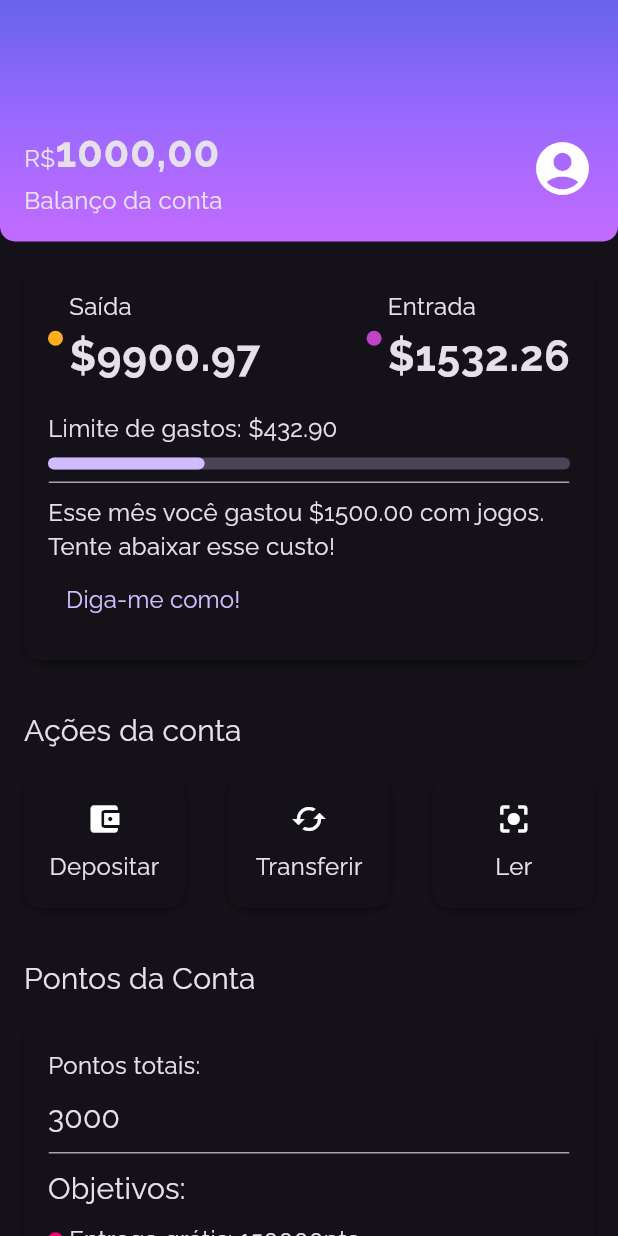
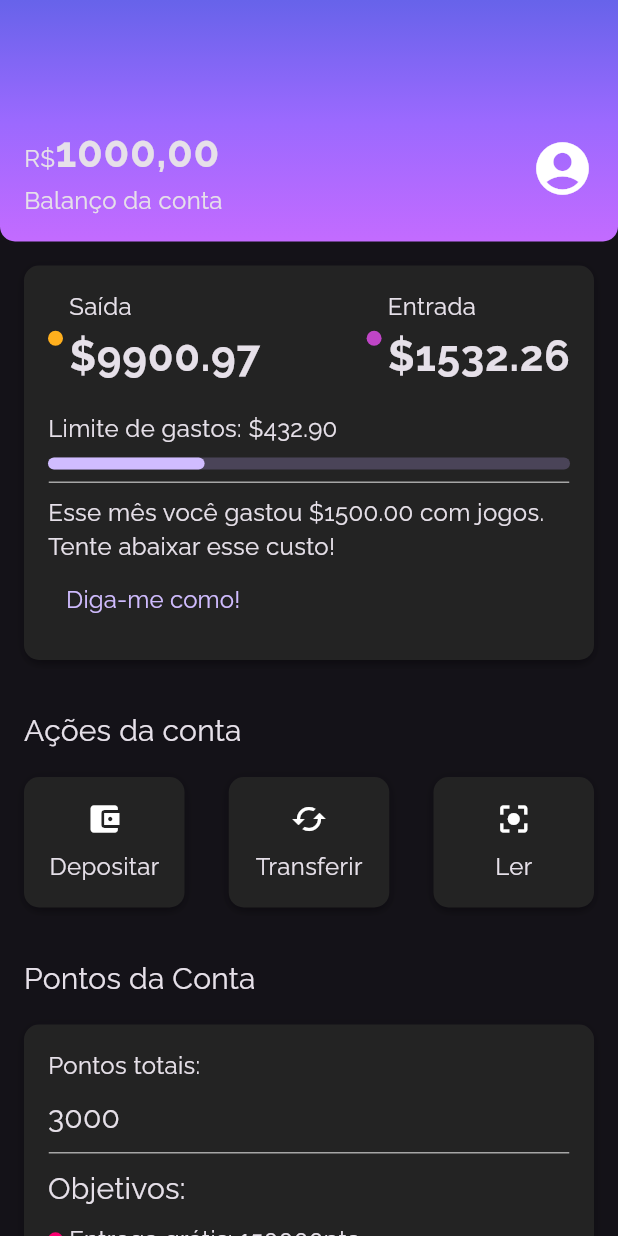
Before and after one commit to SamuelVitorCarvalho/alubank, a Flutter app: the screen it shows after launch, on a phone screen of 412 x 824 dp. Run offline on Flutter 3.47's test engine with Material 3 defaults, Android fonts, the phone set to English and light mode, and no system bars.

Commit message:
Mudança de cores do card

```diff
--- a/lib/themes/my_theme.dart
+++ b/lib/themes/my_theme.dart
@@ -4,6 +4,7 @@ import 'package:flutter/material.dart';
 ThemeData MyTheme = ThemeData(
   primarySwatch: ThemeColors.primaryColor,
   primaryColor: ThemeColors.primaryColor,
+  cardColor: ThemeColors.card,
   brightness: Brightness.dark,
   fontFamily: 'Raleway',
   textTheme: const TextTheme(
--- a/lib/themes/theme_colors.dart
+++ b/lib/themes/theme_colors.dart
@@ -2,6 +2,8 @@ import 'package:flutter/material.dart';
 
 class ThemeColors {
   static const MaterialColor primaryColor = Colors.purple;
+
+  static const Color card = Color(0xFF232323);
 
   static const List<Color> headerGradient = [
     Color.fromRGBO(103, 99, 234, 1),
```
